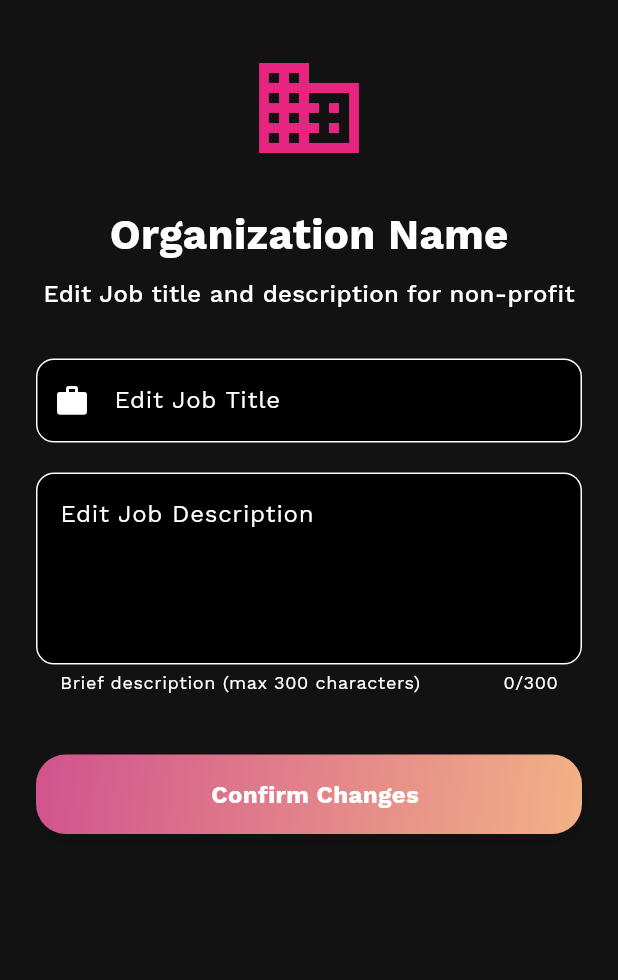
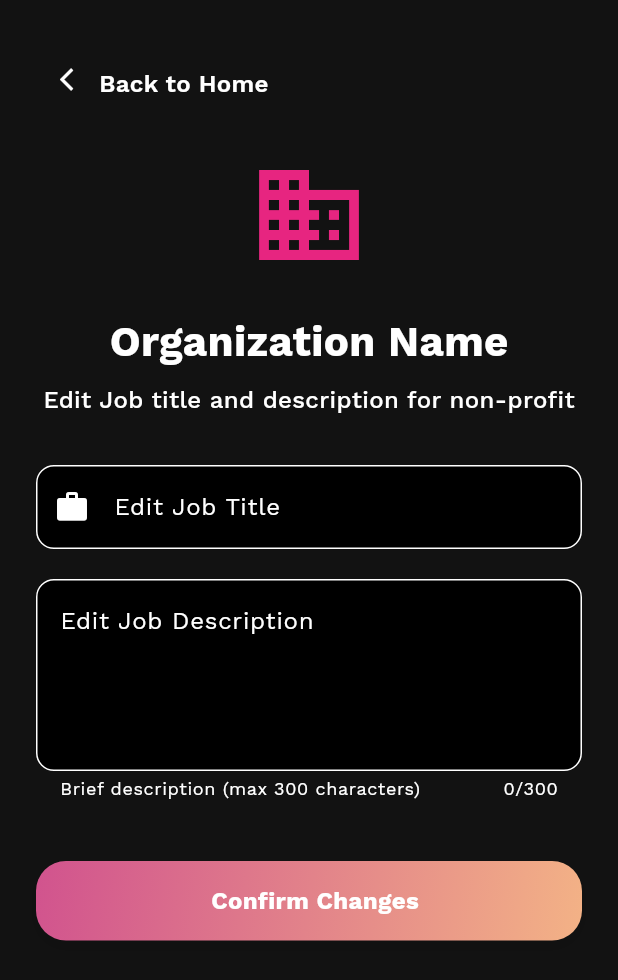
Before and after one commit to barnabasSol/help-match, a Flutter app: the Editjob screen opened by its route, on a phone screen of 412 x 824 dp. Shown: the top 980 px of the screen. Run offline on Flutter 3.47's test engine with Material 3 defaults, Android fonts, the phone set to English and light mode, and no system bars; our stand-ins replace bloc, dio, flutter_bloc, flutter_map, flutter_secure_storage, google_fonts and 4 more; accounts and stored records are empty; network calls fail; project files that could hold a hidden picture were left out.

Commit message:
UI final touch

```diff
--- a/client/help_match/lib/features/volunteer/presentation/pages/editjob.dart
+++ b/client/help_match/lib/features/volunteer/presentation/pages/editjob.dart
@@ -26,6 +26,11 @@ class _OrganizationSignUpScreenState extends State<Editjob> {
             child: Column(
               crossAxisAlignment: CrossAxisAlignment.center,
               children: [
+
+                 // left arrow
+                _left_arrow_to_home(),
+                const SizedBox(height: 24),
+
                 // Logo
                 Icon(Icons.business, size: 80,color: Theme.of(context).colorScheme.primary),
                 const SizedBox(height: 24),
@@ -123,6 +128,42 @@ class _OrganizationSignUpScreenState extends State<Editjob> {
   }
 
 
+
+Widget _left_arrow_to_home() {
+  return GestureDetector(
+    onTap: () {
+        Navigator.pop(context);
+        Navigator.pushNamed(context, '/homeo');
+      },
+    child: Container(
+      alignment: Alignment.topLeft,
+      padding: const EdgeInsets.symmetric(vertical: 12, horizontal: 16),
+      child: Row(
+        mainAxisAlignment: MainAxisAlignment.start,
+        crossAxisAlignment: CrossAxisAlignment.start,
+        mainAxisSize: MainAxisSize.min,
+        children: [
+          Icon(
+            Icons.arrow_back_ios,
+            size: 18,
+            color: Theme.of(context).colorScheme.onPrimary,
+          ),
+          const SizedBox(width: 8),
+          Text(
+            'Back to Home',
+            style: TextStyle(
+              fontSize: 16,
+              fontWeight: FontWeight.w600,
+              color: Theme.of(context).colorScheme.onPrimary,
+            ),
+          ),
+        ],
+      ),
+    ),
+  );
+}
+
+
   @override
   void dispose() {
     _job_title_Controller.dispose();
```
Also changed, not shown: client/help_match/lib/features/volunteer/presentation/pages/addjob.dart (+19 -25 lines).
